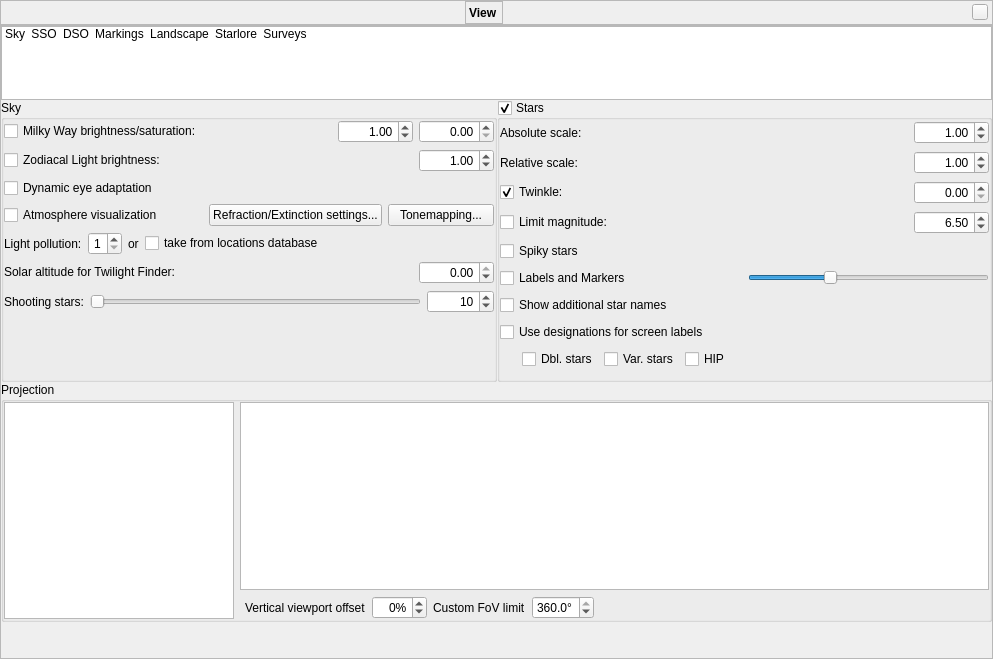
First picture: the form in src/gui/viewDialog.ui, repository Stellarium/stellarium, before the edit.
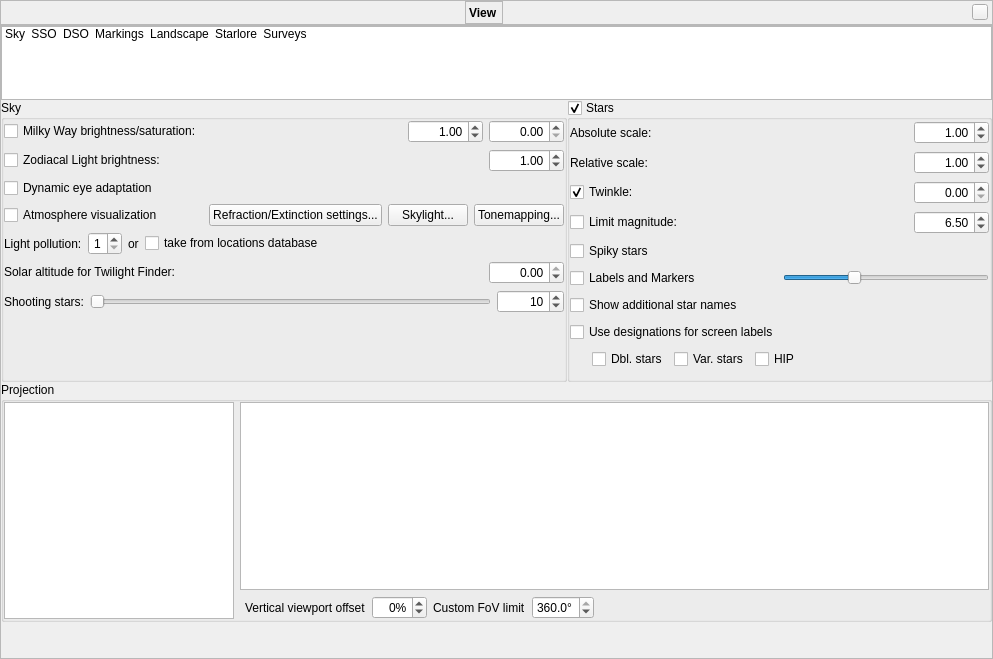
Second picture: the form after the edit. Icons and pictures are not drawn. Custom widgets are drawn as their Qt base class.

Commit message: Split off SkylightDialog from AtmosphereDialog

What changed in the file:
```diff
--- a/src/gui/viewDialog.ui
+++ b/src/gui/viewDialog.ui
@@ -464,6 +464,13 @@
                  </property>
                 </widget>
                </item>
+               <item>
+                <widget class="QPushButton" name="pushButtonSkylightDetails">
+                 <property name="text">
+                  <string>Skylight...</string>
+                 </property>
+                </widget>
+               </item>
                <item>
                 <widget class="QPushButton" name="tonemappingPushButton">
                  <property name="toolTip">
```
The commit also changes 9 other files.
